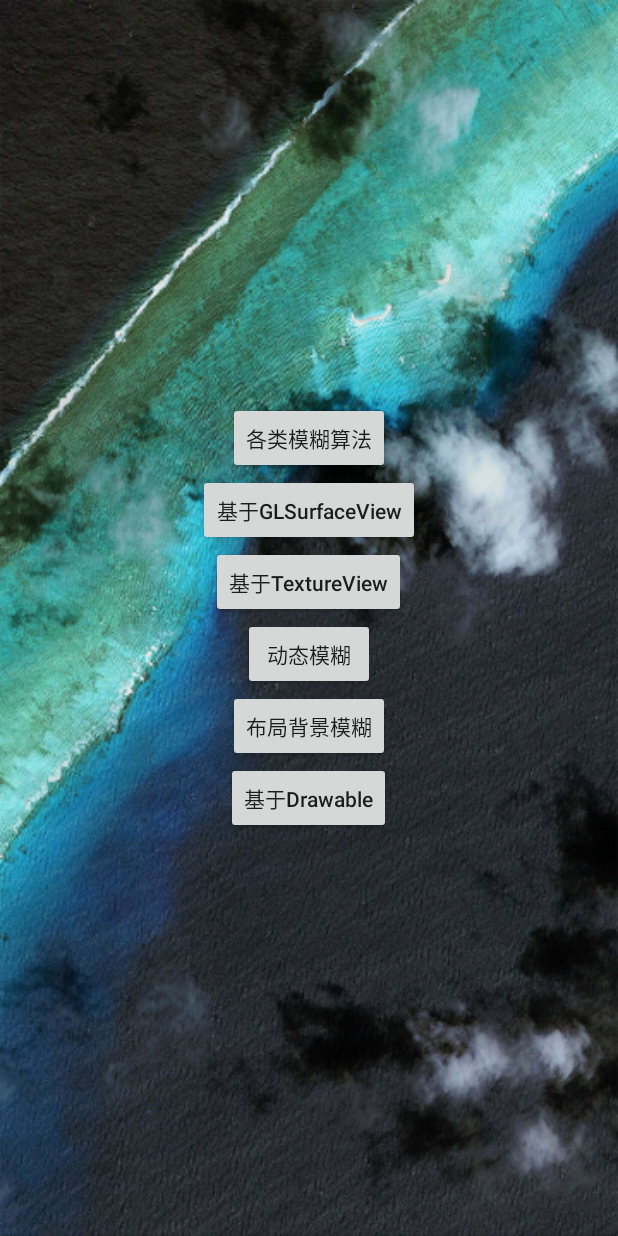
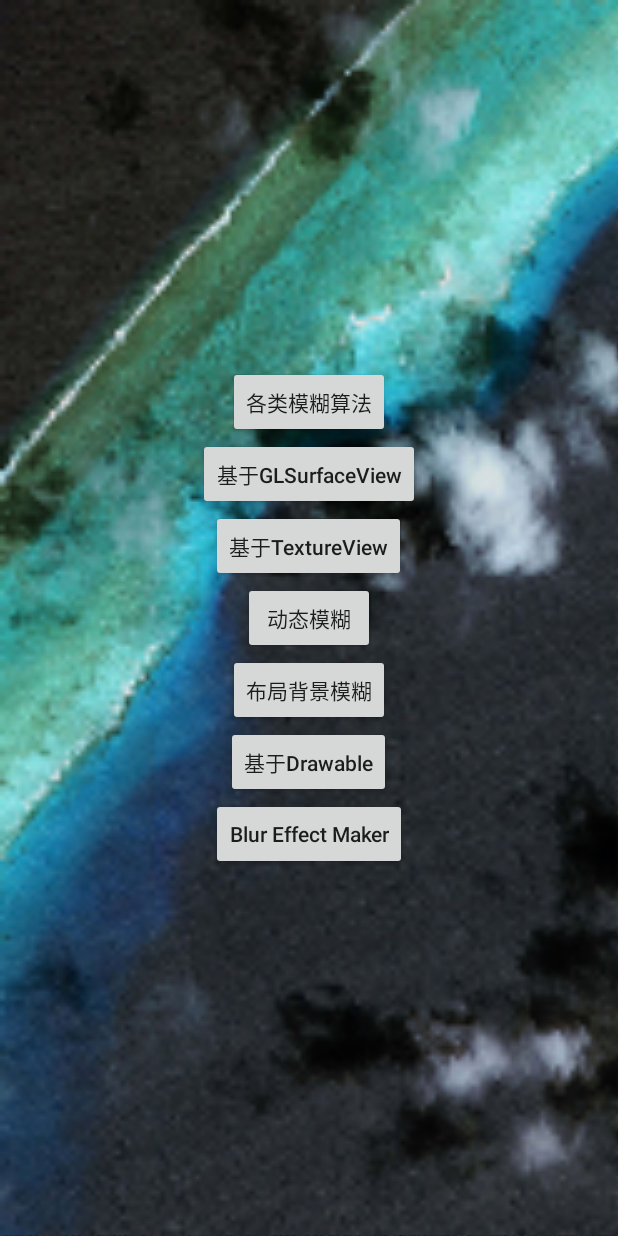
Before and after one commit to HokoFly/HokoBlur, an Android app: the screen it shows after launch (MainActivity), on a phone screen of 412 x 824 dp. Run offline under Robolectric (Android 15) with nearby library versions, the light colour scheme and no system bars; libraries missing offline, so code that uses them is left out: android.support.v8; 12 statements that could not run were skipped.

Commit message:
适配blur库

```diff
--- a/app/src/main/java/com/example/xiangpi/dynamicblurdemo/activity/MainActivity.java
+++ b/app/src/main/java/com/example/xiangpi/dynamicblurdemo/activity/MainActivity.java
@@ -20,6 +20,7 @@ public class MainActivity extends AppCompatActivity implements View.OnClickListe
     private Button mDynamicBtn;
     private Button mLayoutBtn;
     private Button mDrawableBtn;
+    private Button mBlurMakerBtn;
 
     private RsBlurLinearLayout mBlurLayout;
 
@@ -44,6 +45,7 @@ public class MainActivity extends AppCompatActivity implements View.OnClickListe
         mLayoutBtn = (Button) findViewById(R.id.layout_blur);
         mBlurLayout = (RsBlurLinearLayout) findViewById(R.id.blur_layout);
         mDrawableBtn = (Button) findViewById(R.id.drawable_blur);
+        mBlurMakerBtn = (Button) findViewById(R.id.blur_effect_maker);
 
         mMultiBlurBtn.setOnClickListener(this);
         mOpenGLBtn.setOnClickListener(this);
@@ -51,6 +53,7 @@ public class MainActivity extends AppCompatActivity implements View.OnClickListe
         mDynamicBtn.setOnClickListener(this);
         mLayoutBtn.setOnClickListener(this);
         mDrawableBtn.setOnClickListener(this);
+        mBlurMakerBtn.setOnClickListener(this);
 
     }
 
@@ -76,6 +79,9 @@ public class MainActivity extends AppCompatActivity implements View.OnClickListe
                 break;
             case R.id.drawable_blur:
                 intent.setClass(MainActivity.this, BlurDrawableActivity.class);
+                break;
+            case R.id.blur_effect_maker:
+                intent.setClass(MainActivity.this, BlurEffectMakerActivity.class);
                 break;
 
         }
--- a/app/src/main/java/com/example/xiangpi/dynamicblurdemo/activity/MultiBlurActivity.java
+++ b/app/src/main/java/com/example/xiangpi/dynamicblurdemo/activity/MultiBlurActivity.java
@@ -189,7 +189,7 @@ public class MultiBlurActivity extends AppCompatActivity implements AdapterView.
 
         }
 
-        mGenerator = mBlur.getBlurGenerator();
+        mGenerator = mBlur.blurGenerator();
         mGenerator.setBlurRadius(mRadius);
         updateImage(mRadius);
 
--- a/app/src/main/res/layout/activity_main.xml
+++ b/app/src/main/res/layout/activity_main.xml
@@ -55,4 +55,11 @@
         android:textAllCaps="false"
         android:text="@string/drawable_blur"/>
 
+    <Button
+        android:id="@+id/blur_effect_maker"
+        android:layout_width="wrap_content"
+        android:layout_height="wrap_content"
+        android:textAllCaps="false"
+        android:text="@string/blur_effect_maker"/>
+
 </com.hoko.blurlibrary.view.RsBlurLinearLayout>
--- a/app/src/main/res/values/strings.xml
+++ b/app/src/main/res/values/strings.xml
@@ -20,4 +20,5 @@
     <string name="dynamic_blur">动态模糊</string>
     <string name="layout_blur">布局背景模糊</string>
     <string name="drawable_blur">基于Drawable</string>
+    <string name="blur_effect_maker">Blur Effect Maker</string>
 </resources>
--- a/hoko-blur/src/main/java/com/hoko/blurlibrary/Blur.java
+++ b/hoko-blur/src/main/java/com/hoko/blurlibrary/Blur.java
@@ -40,6 +40,7 @@ public class Blur {
     private static final @BlurScheme int DEFAULT_SCHEME = SCHEME_RENDER_SCRIPT;
     private static final int DEFAULT_BLUR_RADIUS = 5;
     private static final float DEFAULT_SAMPLE_FACTOR = 5.0f;
+    private static final boolean DEFAULT_FORCE_COPY = false;
 
     private static volatile Blur sHelper;
 
@@ -49,7 +50,7 @@ public class Blur {
     private @BlurScheme int mBlurScheme = DEFAULT_SCHEME;
     private int mRadius = DEFAULT_BLUR_RADIUS;
     private float mSampleFactor = DEFAULT_SAMPLE_FACTOR;
-
+    private boolean mIsForceCopy = DEFAULT_FORCE_COPY;
 
     private Blur(Context context) {
         mCtx = context.getApplicationContext();
@@ -87,11 +88,16 @@ public class Blur {
         return sHelper;
     }
 
+    public Blur forceCopy(boolean isForceCopy) {
+        mIsForceCopy = isForceCopy;
+        return sHelper;
+    }
+
     /**
      * 创建不同的模糊发生器
      * @return
      */
-    public IBitmapBlur getBlurGenerator() {
+    public IBitmapBlur blurGenerator() {
         IBitmapBlur generator = null;
 
         switch (mBlurScheme) {
@@ -114,6 +120,7 @@ public class Blur {
             generator.setBlurMode(mMode);
             generator.setBlurRadius(mRadius);
             generator.setSampleFactor(mSampleFactor);
+            generator.forceCopy(mIsForceCopy);
         }
 
         return generator;
--- a/hoko-blur/src/main/java/com/hoko/blurlibrary/api/IBitmapBlur.java
+++ b/hoko-blur/src/main/java/com/hoko/blurlibrary/api/IBitmapBlur.java
@@ -15,4 +15,6 @@ public interface IBitmapBlur extends IBlur {
      */
     Bitmap doBlur(Bitmap inBitmap);
 
+    void forceCopy(boolean isForceCopy);
+
 }
--- a/hoko-blur/src/main/java/com/hoko/blurlibrary/generator/BitmapBlurGenerator.java
+++ b/hoko-blur/src/main/java/com/hoko/blurlibrary/generator/BitmapBlurGenerator.java
@@ -16,6 +16,8 @@ public abstract class BitmapBlurGenerator implements IBitmapBlur {
     @Blur.BlurMode int mMode;
 
     private float mSampleFactor;
+
+    private boolean mIsForceCopy;
 
     @Override
     public void setBlurMode(@Blur.BlurMode int mode) {
@@ -49,17 +51,26 @@ public abstract class BitmapBlurGenerator implements IBitmapBlur {
     }
 
     @Override
-    public Bitmap doBlur(Bitmap inBitmap) {
-        if (inBitmap == null || inBitmap.isRecycled()) {
+    public Bitmap doBlur(Bitmap bitmap) {
+        if (bitmap == null || bitmap.isRecycled()) {
             throw new IllegalArgumentException("You must input an unrecycled bitmap !");
         }
 
         if (mRadius <= 0) {
-            return inBitmap;
+            return bitmap;
         }
 
         if (mSampleFactor < 1.0f) {
             mSampleFactor = 1.0f;
+        }
+
+        Bitmap inBitmap = null;
+
+        //factor为1.0必须进行scale，因此bitmap不会是immutable
+        if (mIsForceCopy || (!bitmap.isMutable() && mSampleFactor == 1.0f)) {
+            inBitmap = bitmap.copy(bitmap.getConfig(), true);
+        } else {
+            inBitmap = bitmap;
         }
 
         Bitmap scaledInBitmap = BitmapUtil.getScaledBitmap(inBitmap, mSampleFactor);
@@ -71,6 +82,11 @@ public abstract class BitmapBlurGenerator implements IBitmapBlur {
 
     protected abstract Bitmap doInnerBlur(Bitmap scaledBitmap);
 
+    @Override
+    public void forceCopy(boolean isForceCopy) {
+        mIsForceCopy = isForceCopy;
+    }
+
     protected void free() {
 
     }
--- a/hoko-blur/src/main/java/com/hoko/blurlibrary/generator/RenderScriptBlurGenerator.java
+++ b/hoko-blur/src/main/java/com/hoko/blurlibrary/generator/RenderScriptBlurGenerator.java
@@ -71,13 +71,13 @@ public class RenderScriptBlurGenerator extends BitmapBlurGenerator {
                     break;
             }
 
-            mAllocationOut.copyTo(scaledOutBitmap);
+            mAllocationOut.copyTo(scaledInBitmap);
         } catch (Exception e) {
             e.printStackTrace();
-            scaledOutBitmap = scaledInBitmap;
+//            scaledOutBitmap = scaledInBitmap;
         }
 
-        return scaledOutBitmap;
+        return scaledInBitmap;
     }
 
 //    public static void release() {
--- a/hoko-blur/src/main/java/com/hoko/blurlibrary/view/BlurringView.java
+++ b/hoko-blur/src/main/java/com/hoko/blurlibrary/view/BlurringView.java
@@ -49,7 +49,7 @@ public class BlurringView extends View {
                 .mode(Blur.MODE_GAUSSIAN)
                 .radius(5)
                 .sampleFactor(1.0f)
-                .getBlurGenerator();
+                .blurGenerator();
     }
 
     @Override
--- a/hoko-blur/src/main/java/com/hoko/blurlibrary/view/RsBlurLinearLayout.java
+++ b/hoko-blur/src/main/java/com/hoko/blurlibrary/view/RsBlurLinearLayout.java
@@ -57,7 +57,7 @@ public class RsBlurLinearLayout extends LinearLayout {
     private void init() {
         mCanvas = new Canvas();
         mLocationInWindow = new int[2];
-        mGenerator = Blur.with(getContext()).scheme(Blur.SCHEME_RENDER_SCRIPT).sampleFactor(DEFAULT_BITMAP_SAMPLE_FACTOR).getBlurGenerator();
+        mGenerator = Blur.with(getContext()).scheme(Blur.SCHEME_RENDER_SCRIPT).sampleFactor(DEFAULT_BITMAP_SAMPLE_FACTOR).blurGenerator();
         setBlurRadius(DEFAULT_BLUR_RADIUS);
 
     }
```
Also changed, not shown: app/src/main/AndroidManifest.xml (+5 -2 lines), app/src/main/java/com/example/xiangpi/dynamicblurdemo/activity/BlurEffectMakerActivity.java (added, +28 -0 lines), app/src/main/res/layout/activity_blur_effect_maker.xml (added, +18 -0 lines), hoko-blur/src/main/java/com/hoko/blurlibrary/BlurEffectMaker.java (added, +154 -0 lines), hoko-blur/src/main/java/com/hoko/blurlibrary/generator/NativeBlurGenerator.java (+9 -1 lines), hoko-blur/src/main/java/com/hoko/blurlibrary/generator/OriginBlurGenerator.java (+2 -5 lines), hoko-blur/src/main/java/com/hoko/blurlibrary/opengl/offscreen/EglBuffer.java (+7 -6 lines).
